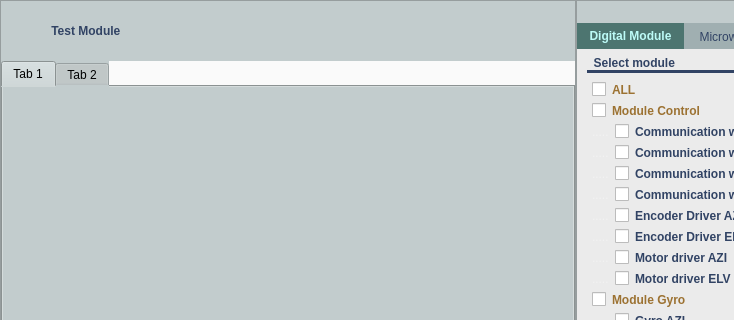
First picture: the form in testmodule.ui, repository phandinhbacptit/ARS-Testing, before the edit; both pictures show x 0 to 734 and y 0 to 320 of the 1151 by 667 pixel window.
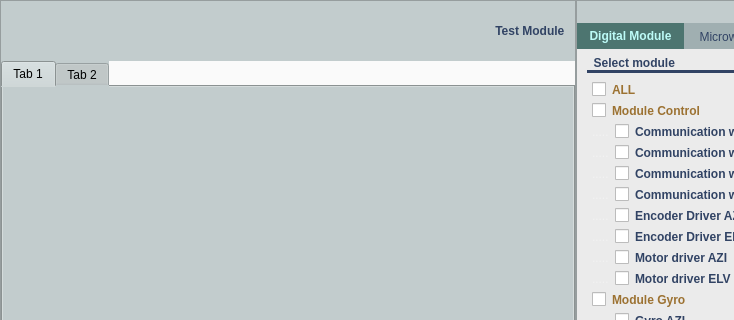
Second picture: the form after the edit. The open tabs and pages were chosen to show the change. Icons and pictures are not drawn.

The edit to the form file:
```diff
--- a/testmodule.ui
+++ b/testmodule.ui
@@ -68,15 +68,15 @@
         <property name="frameShadow">
          <enum>QFrame::Raised</enum>
         </property>
-        <layout class="QGridLayout" name="gridLayout_6" columnstretch="1,0">
+        <layout class="QGridLayout" name="gridLayout_6" columnstretch="0,0">
          <property name="leftMargin">
-          <number>0</number>
+          <number>10</number>
          </property>
          <property name="topMargin">
           <number>0</number>
          </property>
          <property name="rightMargin">
-          <number>0</number>
+          <number>10</number>
          </property>
          <property name="bottomMargin">
           <number>0</number>
@@ -84,7 +84,7 @@
          <property name="horizontalSpacing">
           <number>0</number>
          </property>
-         <item row="0" column="1" alignment="Qt::AlignLeft">
+         <item row="0" column="1" alignment="Qt::AlignRight">
           <widget class="QLabel" name="label">
            <property name="styleSheet">
             <string notr="true">color: rgb(49,67,100);
```
Left out of the diff: 8 changed lines with no effect on the pictures.
